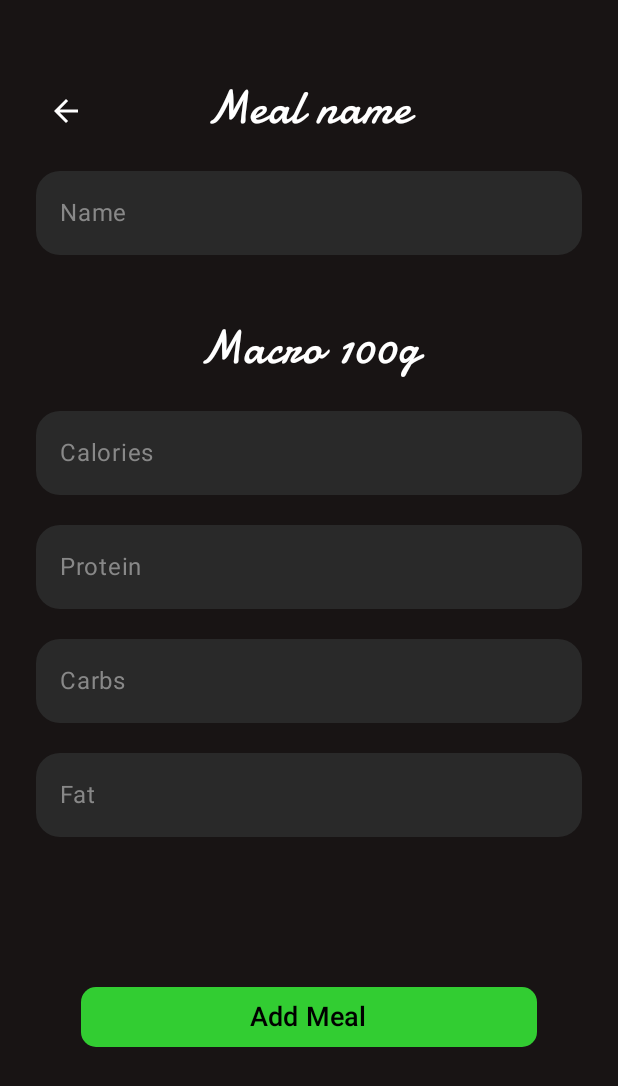
After one commit to matt158x/HealthlyLife, an Android app built with Jetpack Compose: the MealsAddScreen screen opened through its navigation route, on a phone screen of 412 x 824 dp. The commit adds this screen. Shown: the top 1086 px of the screen. Run offline under Robolectric (Android 15) with nearby library versions, the phone set to English and light mode, and no system bars; our stand-ins replace Dagger/Hilt's generated code, Firebase (no records; nobody signed in at launch, a user with empty details on screens opened directly), livedata-compose.

Commit message:
MVVM UPDATE + new screens

```diff
--- a/app/build.gradle.kts
+++ b/app/build.gradle.kts
@@ -14,7 +14,7 @@ android {
 
     defaultConfig {
         applicationId = "com.example.healthlylife"
-        minSdk = 26
+        minSdk = 28
         targetSdk = 35
         versionCode = 1
         versionName = "1.0"
--- a/app/src/main/java/com/example/healthlylife/MainActivity.kt
+++ b/app/src/main/java/com/example/healthlylife/MainActivity.kt
@@ -1,6 +1,8 @@
 package com.example.healthlylife
 
 import android.annotation.SuppressLint
+import android.content.ClipboardManager
+import android.content.Context
 import android.os.Bundle
 import androidx.activity.ComponentActivity
 import androidx.activity.SystemBarStyle
@@ -19,14 +21,17 @@ import dagger.hilt.android.AndroidEntryPoint
 
 @AndroidEntryPoint
 class MainActivity : ComponentActivity() {
+
     @SuppressLint("UnusedMaterial3ScaffoldPaddingParameter")
     override fun onCreate(savedInstanceState: Bundle?) {
         super.onCreate(savedInstanceState)
-        enableEdgeToEdge()
+        val clipboard = getSystemService(Context.CLIPBOARD_SERVICE) as ClipboardManager
+        clipboard.clearPrimaryClip()
         val sharedViewModel : SharedViewModel by viewModels()
         setContent {
             enableEdgeToEdge(
                 statusBarStyle = SystemBarStyle.dark(Color.Transparent.toArgb())
+
             )
             HealthlyLifeTheme(dynamicColor = false) {
                 Scaffold(modifier = Modifier.fillMaxSize()) {
--- a/app/src/main/java/com/example/healthlylife/components/Buttons.kt
+++ b/app/src/main/java/com/example/healthlylife/components/Buttons.kt
@@ -3,6 +3,7 @@ package com.example.healthlylife.components
 
 import androidx.compose.foundation.Image
 import androidx.compose.foundation.layout.Arrangement
+import androidx.compose.foundation.layout.Column
 import androidx.compose.foundation.layout.Row
 import androidx.compose.foundation.layout.Spacer
 import androidx.compose.foundation.layout.fillMaxWidth
@@ -11,15 +12,18 @@ import androidx.compose.foundation.layout.padding
 import androidx.compose.foundation.layout.size
 import androidx.compose.foundation.layout.width
 import androidx.compose.foundation.shape.RoundedCornerShape
+import androidx.compose.foundation.text.KeyboardOptions
 import androidx.compose.material3.Button
 import androidx.compose.material3.ButtonDefaults
 import androidx.compose.material3.Text
+import androidx.compose.material3.TextField
 import androidx.compose.runtime.Composable
 import androidx.compose.ui.Alignment
 import androidx.compose.ui.Modifier
 import androidx.compose.ui.graphics.Color
 import androidx.compose.ui.graphics.RectangleShape
 import androidx.compose.ui.graphics.painter.Painter
+import androidx.compose.ui.text.input.KeyboardType
 import androidx.compose.ui.text.style.TextAlign
 import androidx.compose.ui.unit.Dp
 import androidx.compose.ui.unit.TextUnit
--- a/app/src/main/java/com/example/healthlylife/components/CustomTextField.kt
+++ b/app/src/main/java/com/example/healthlylife/components/CustomTextFields.kt
@@ -1,14 +1,18 @@
 package com.example.healthlylife.components
 
+import androidx.compose.foundation.layout.Column
 import androidx.compose.foundation.layout.fillMaxWidth
 import androidx.compose.foundation.layout.padding
 import androidx.compose.foundation.shape.RoundedCornerShape
+import androidx.compose.foundation.text.KeyboardOptions
 import androidx.compose.material3.OutlinedTextField
 import androidx.compose.material3.Text
+import androidx.compose.material3.TextField
 import androidx.compose.material3.TextFieldDefaults
 import androidx.compose.runtime.Composable
 import androidx.compose.ui.Modifier
 import androidx.compose.ui.graphics.Color
+import androidx.compose.ui.text.input.KeyboardType
 import androidx.compose.ui.unit.dp
 
 @Composable
@@ -42,3 +46,26 @@ fun CustomTextField(
         )
     )
 }
+
+@Composable
+fun MacroInputField(label: String, value: String, onValueChange: (String) -> Unit) {
+    Column(modifier = Modifier.fillMaxWidth()) {
+        TextField(
+            value = value,
+            onValueChange = { onValueChange(it) },
+            shape = RoundedCornerShape(16.dp),
+            placeholder = { Text(text = label, color = Color.Gray)},
+            colors = TextFieldDefaults.colors(
+                unfocusedContainerColor = Color(0xFF292929),
+                focusedContainerColor = Color(0xFF292929),
+                focusedTextColor = Color.White,
+                unfocusedTextColor = Color.White,
+                unfocusedIndicatorColor = Color.Transparent,
+                focusedIndicatorColor = Color.Transparent
+            ),
+            modifier = Modifier.fillMaxWidth()
+                .padding(top = 20.dp),
+            keyboardOptions = KeyboardOptions.Default.copy(keyboardType = KeyboardType.Number)
+        )
+    }
+}
--- a/app/src/main/java/com/example/healthlylife/navigation/AppNavigation.kt
+++ b/app/src/main/java/com/example/healthlylife/navigation/AppNavigation.kt
@@ -11,16 +11,17 @@ import androidx.lifecycle.viewmodel.compose.viewModel
 import androidx.navigation.compose.NavHost
 import androidx.navigation.compose.composable
 import androidx.navigation.compose.rememberNavController
-import com.example.healthlylife.presentation.MultiStepUserForm
+import com.example.healthlylife.auth.AuthState
 import com.example.healthlylife.presentation.CaloriesScreen
 import com.example.healthlylife.presentation.HomeScreen
 import com.example.healthlylife.presentation.LoginScreen
+import com.example.healthlylife.presentation.MealsAddScreen
 import com.example.healthlylife.presentation.MealsScreen
+import com.example.healthlylife.presentation.MultiStepUserForm
 import com.example.healthlylife.presentation.ProfileScreen
 import com.example.healthlylife.presentation.RecipesScreen
 import com.example.healthlylife.presentation.RegisterScreen
 import com.example.healthlylife.presentation.StartScreen
-import com.example.healthlylife.auth.AuthState
 import com.example.healthlylife.viewmodel.SharedViewModel
 
 @Composable
@@ -61,7 +62,9 @@ fun AppNavigation(sharedViewModel: SharedViewModel = viewModel()) {
         composable("meals") {
             MealsScreen(navController)
         }
-
+        composable("meals_add") {
+            MealsAddScreen(navController)
+        }
 
     }
 
--- a/app/src/main/java/com/example/healthlylife/presentation/HomeScreen.kt
+++ b/app/src/main/java/com/example/healthlylife/presentation/HomeScreen.kt
@@ -28,13 +28,13 @@ import androidx.hilt.navigation.compose.hiltViewModel
 import androidx.navigation.NavController
 import com.example.healthlylife.R
 import com.example.healthlylife.components.CustomButtonHome
-import com.example.healthlylife.viewmodel.FoodViewModel
+import com.example.healthlylife.viewmodel.HomeScreenViewModel
 
 @SuppressLint("DefaultLocale")
 @Composable
 fun HomeScreen(
     navController: NavController,
-    viewModel: FoodViewModel = hiltViewModel()
+    viewModel: HomeScreenViewModel = hiltViewModel()
 ) {
 
     val caloriesEaten = viewModel.caloriesEaten.value
@@ -137,7 +137,7 @@ fun HomeScreen(
             Row(
                 modifier = Modifier
                     .fillMaxWidth()
-                    .height(50.dp)
+                    .height(60.dp)
                     .padding(horizontal = 20.dp)
                     .background(Color(0xFF292929), shape = RoundedCornerShape(12.dp))
                     .padding(horizontal = 10.dp),
--- /dev/null
+++ b/app/src/main/java/com/example/healthlylife/presentation/MealsAddScreen.kt
@@ -0,0 +1,136 @@
+package com.example.healthlylife.presentation
+
+import androidx.compose.foundation.background
+import androidx.compose.foundation.layout.Arrangement
+import androidx.compose.foundation.layout.Box
+import androidx.compose.foundation.layout.Column
+import androidx.compose.foundation.layout.Spacer
+import androidx.compose.foundation.layout.fillMaxSize
+import androidx.compose.foundation.layout.fillMaxWidth
+import androidx.compose.foundation.layout.height
+import androidx.compose.foundation.layout.padding
+import androidx.compose.foundation.shape.RoundedCornerShape
+import androidx.compose.material.icons.Icons
+import androidx.compose.material.icons.automirrored.filled.ArrowBack
+import androidx.compose.material3.Icon
+import androidx.compose.material3.IconButton
+import androidx.compose.material3.Text
+import androidx.compose.material3.TextField
+import androidx.compose.material3.TextFieldDefaults
+import androidx.compose.runtime.Composable
+import androidx.compose.runtime.getValue
+import androidx.compose.runtime.mutableStateOf
+import androidx.compose.runtime.remember
+import androidx.compose.runtime.setValue
+import androidx.compose.ui.Alignment
+import androidx.compose.ui.Modifier
+import androidx.compose.ui.graphics.Color
+import androidx.compose.ui.unit.dp
+import androidx.compose.ui.unit.sp
+import androidx.hilt.navigation.compose.hiltViewModel
+import androidx.navigation.NavController
+import com.example.healthlylife.components.CustomButton
+import com.example.healthlylife.components.MacroInputField
+import com.example.healthlylife.viewmodel.MealsAddViewModel
+
+@Composable
+fun MealsAddScreen(
+    navController: NavController,
+    viewModel: MealsAddViewModel = hiltViewModel()
+) {
+    var mealName by remember { mutableStateOf("") }
+    var calories by remember { mutableStateOf("") }
+    var protein by remember { mutableStateOf("") }
+    var carbs by remember { mutableStateOf("") }
+    var fat by remember { mutableStateOf("") }
+
+    Box(
+        modifier = Modifier
+            .fillMaxSize()
+            .background(color = Color(0xFF181414))
+    ) {
+        IconButton(
+            onClick = { navController.popBackStack() },
+            modifier = Modifier
+                .align(Alignment.TopStart)
+                .padding(start = 20.dp, top = 50.dp)
+        ) {
+            Icon(
+                imageVector = Icons.AutoMirrored.Filled.ArrowBack,
+                contentDescription = "Back",
+                tint = Color.White
+            )
+        }
+
+        Column(
+            modifier = Modifier
+                .align(Alignment.TopCenter)
+                .fillMaxWidth()
+                .padding(horizontal = 24.dp),
+            verticalArrangement = Arrangement.Top,
+            horizontalAlignment = Alignment.CenterHorizontally
+        ) {
+            Spacer(modifier = Modifier.height(50.dp))
+
+            Text(
+                text = "Meal name",
+                fontFamily = damionFontFamily,
+                color = Color.White,
+                fontSize = 32.sp
+            )
+
+            Spacer(Modifier.height(20.dp))
+
+            TextField(
+                value = mealName,
+                onValueChange = { mealName = it },
+                modifier = Modifier.fillMaxWidth(),
+                shape = RoundedCornerShape(16.dp),
+                placeholder = { Text(text = "Name", color = Color.Gray) },
+                colors = TextFieldDefaults.colors(
+                    unfocusedContainerColor = Color(0xFF292929),
+                    focusedContainerColor = Color(0xFF292929),
+                    focusedTextColor = Color.White,
+                    unfocusedTextColor = Color.White,
+                    unfocusedIndicatorColor = Color.Transparent,
+                    focusedIndicatorColor = Color.Transparent
+                )
+            )
+
+            Spacer(modifier = Modifier.height(40.dp))
+
+            Text(
+                text = "Macro 100g",
+                fontFamily = damionFontFamily,
+                color = Color.White,
+                fontSize = 32.sp
+            )
+
+            MacroInputField(label = "Calories", value = calories) { calories = it }
+            MacroInputField(label = "Protein", value = protein) { protein = it }
+            MacroInputField(label = "Carbs", value = carbs) { carbs = it }
+            MacroInputField(label = "Fat", value = fat) { fat = it }
+
+
+            Spacer(modifier = Modifier.height(100.dp))
+
+            CustomButton(
+                onClick = {
+                    viewModel.mealName = mealName
+                    viewModel.calories = calories
+                    viewModel.protein = protein
+                    viewModel.carbs = carbs
+                    viewModel.fat = fat
+
+                    viewModel.addMeal(
+                        onSuccess = { navController.navigate("meals") },
+                        onError = { }
+                    )
+                },
+                text = "Add Meal",
+                textColor = Color.Black,
+                textSize = 18.sp,
+            )
+        }
+    }
+}
--- a/app/src/main/java/com/example/healthlylife/presentation/StartScreen.kt
+++ b/app/src/main/java/com/example/healthlylife/presentation/StartScreen.kt
@@ -28,8 +28,8 @@ import androidx.compose.ui.unit.dp
 import androidx.compose.ui.unit.sp
 import androidx.navigation.NavController
 import com.example.healthlylife.R
+import com.example.healthlylife.auth.AuthState
 import com.example.healthlylife.components.CustomButton
-import com.example.healthlylife.auth.AuthState
 import com.example.healthlylife.viewmodel.SharedViewModel
 
 val submarinerFontFamily = FontFamily(
@@ -41,7 +41,9 @@ val damionFontFamily = FontFamily(
 
 
 @Composable
-fun StartScreen(navController: NavController, sharedViewModel: SharedViewModel) {
+fun StartScreen(
+    navController: NavController,
+    sharedViewModel: SharedViewModel) {
 
     Box(modifier = Modifier.fillMaxSize()) {
         Image(
--- /dev/null
+++ b/app/src/main/java/com/example/healthlylife/viewmodel/MealsAddViewModel.kt
@@ -0,0 +1,46 @@
+package com.example.healthlylife.viewmodel
+
+import androidx.compose.runtime.getValue
+import androidx.compose.runtime.mutableStateOf
+import androidx.compose.runtime.setValue
+import androidx.lifecycle.ViewModel
+import com.example.healthlylife.data.MealData
+import com.google.firebase.auth.FirebaseAuth
+import com.google.firebase.firestore.FirebaseFirestore
+import dagger.hilt.android.lifecycle.HiltViewModel
+import javax.inject.Inject
+
+@HiltViewModel
+class MealsAddViewModel @Inject constructor(
+    private val db: FirebaseFirestore,
+    private val auth: FirebaseAuth // Pobieranie aktualnie zalogowanego użytkownika
+) : ViewModel() {
+
+    var mealName by mutableStateOf("")
+    var calories by mutableStateOf("")
+    var protein by mutableStateOf("")
+    var carbs by mutableStateOf("")
+    var fat by mutableStateOf("")
+
+    fun addMeal(onSuccess: () -> Unit, onError: (String) -> Unit) {
+        val userId = auth.currentUser?.uid
+        if (userId == null) {
+            onError("User not logged in")
+            return
+        }
+
+        val meal = MealData(
+            name = mealName,
+            calories = calories.toDoubleOrNull() ?: 0.0,
+            proteins = protein.toDoubleOrNull() ?: 0.0,
+            carbs = carbs.toDoubleOrNull() ?: 0.0,
+            fat = fat.toDoubleOrNull() ?: 0.0
+        )
+
+        db.collection("users").document(userId).collection("food")
+            .document(mealName) // Ustawiamy ID dokumentu na nazwę posiłku!
+            .set(meal)
+            .addOnSuccessListener { onSuccess() }
+            .addOnFailureListener { e -> onError(e.message ?: "Unknown error") }
+    }
+}
```
Also changed, not shown: app/src/main/java/com/example/healthlylife/data/MealData.kt (+5 -4 lines), app/src/main/java/com/example/healthlylife/presentation/InfoStep.kt (+20 -6 lines), app/src/main/java/com/example/healthlylife/presentation/MealsScreen.kt (+93 -27 lines), app/src/main/java/com/example/healthlylife/viewmodel/HomeScreenViewModel.kt (added, +50 -0 lines), app/src/main/java/com/example/healthlylife/viewmodel/MealsScreenViewModel.kt (renamed from app/src/main/java/com/example/healthlylife/viewmodel/FoodViewModel.kt, +45 -46 lines).
